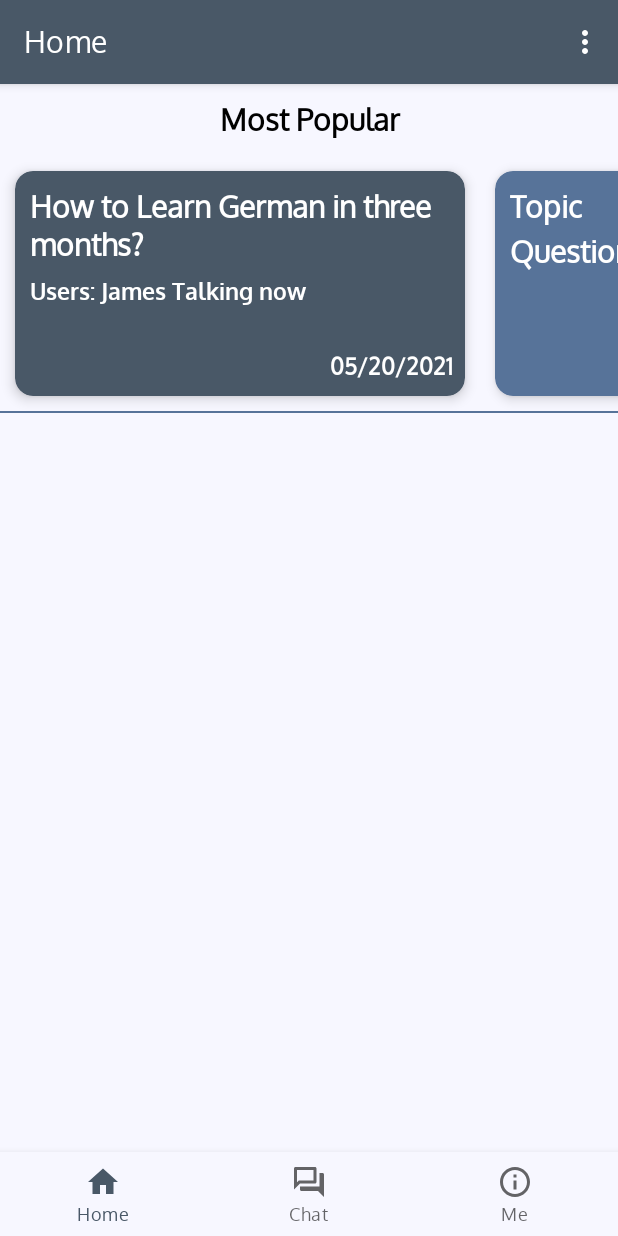
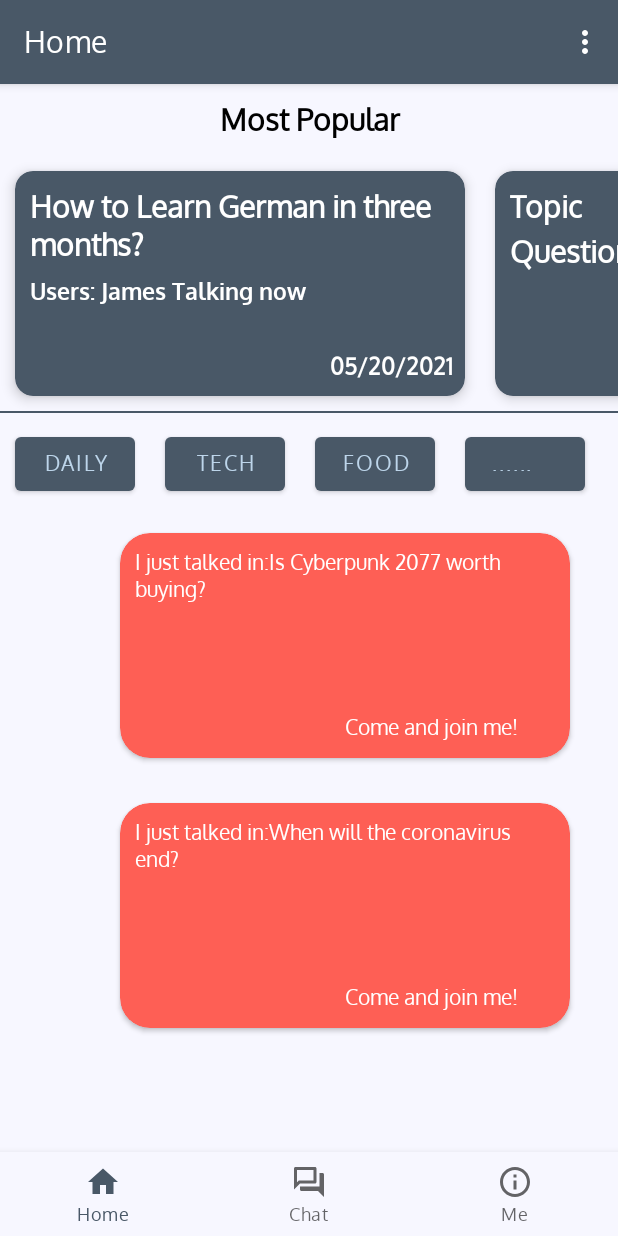
Before and after one commit to Wei-Parker-Guo/PocketMinds, an Android app: the screen it shows after launch (MainActivity), on a phone screen of 412 x 824 dp. Run offline under Robolectric (Android 15) with nearby library versions, the phone set to English and light mode, and no system bars; our stand-ins replace Firebase (no records; nobody signed in at launch, a user with empty details on screens opened directly), navigation-ui; libraries missing offline, so code that uses them is left out: com.firebase.ui; 1 statement that could not run was skipped.

Commit message:
added chat card in home page

```diff
--- a/PocketMinds/app/src/main/res/layout/fragment_home.xml
+++ b/PocketMinds/app/src/main/res/layout/fragment_home.xml
@@ -85,7 +85,7 @@
                     app:cardCornerRadius="12dp"
                     app:cardElevation="5dp"
                     android:layout_marginBottom="20dp"
-                    app:cardBackgroundColor="@color/blue_yonder"
+                    app:cardBackgroundColor="@color/black_coral"
                     android:layout_margin="10dp">
 
                     <TextView
@@ -118,7 +118,7 @@
                     app:cardCornerRadius="12dp"
                     app:cardElevation="5dp"
                     android:layout_marginBottom="20dp"
-                    app:cardBackgroundColor="@color/blue_yonder"
+                    app:cardBackgroundColor="@color/black_coral"
                     android:layout_margin="10dp">
 
                     <TextView
@@ -151,7 +151,7 @@
                     app:cardCornerRadius="12dp"
                     app:cardElevation="5dp"
                     android:layout_marginBottom="20dp"
-                    app:cardBackgroundColor="@color/blue_yonder"
+                    app:cardBackgroundColor="@color/black_coral"
                     android:layout_margin="10dp">
 
                     <TextView
@@ -184,9 +184,89 @@
         <View
             android:layout_width="match_parent"
             android:layout_height="1dp"
-            android:background="@color/blue_yonder">
+            android:background="@color/black_coral">
         </View>
+        <LinearLayout
+            android:layout_width="match_parent"
+            android:layout_height="80dp"
+            android:orientation="horizontal">
 
+            <Button
+                android:id="@+id/button2"
+                android:layout_width="80dp"
+                android:layout_height="wrap_content"
+                android:text="Daily"
+                android:layout_margin="10dp"/>
+            <Button
+                android:id="@+id/button3"
+                android:layout_width="80dp"
+                android:layout_height="wrap_content"
+                android:text="Tech"
+                android:layout_margin="10dp"/>
+            <Button
+                android:id="@+id/button4"
+                android:layout_width="80dp"
+                android:layout_height="wrap_content"
+                android:text="Food"
+                android:layout_margin="10dp"/>
+            <Button
+                android:id="@+id/button5"
+                android:layout_width="80dp"
+                android:layout_height="wrap_content"
+                android:text="......    "
+                android:layout_margin="10dp"/>
+
+
+
+        </LinearLayout>
+
+
+        <androidx.cardview.widget.CardView
+            android:layout_width="300dp"
+            android:layout_height="150dp"
+            android:layout_marginStart="80sp"
+            android:backgroundTint="@color/orange_red_crayola"
+            app:cardCornerRadius="20dp">
+            <TextView
+                android:layout_width="280dp"
+                android:layout_height="50sp"
+                android:text="I just talked in:Is Cyberpunk 2077 worth buying? "
+                android:textColor="@color/white"
+                android:layout_margin="10dp">
+            </TextView>
+            <TextView
+                android:layout_width="150dp"
+                android:layout_height="50sp"
+                android:text="Come and join me!"
+                android:textColor="@color/white"
+                android:layout_marginStart="150dp"
+                android:layout_marginTop="120dp">
+            </TextView>
+        </androidx.cardview.widget.CardView>
+
+        <androidx.cardview.widget.CardView
+            android:layout_width="300dp"
+            android:layout_height="150dp"
+            android:layout_marginStart="80sp"
+            android:backgroundTint="@color/orange_red_crayola"
+            app:cardCornerRadius="20dp"
+            android:layout_marginTop="30dp">
+            <TextView
+                android:layout_width="280dp"
+                android:layout_height="50sp"
+                android:text="I just talked in:When will the coronavirus end?"
+                android:textColor="@color/white"
+                android:layout_margin="10dp">
+            </TextView>
+            <TextView
+                android:layout_width="150dp"
+                android:layout_height="50sp"
+                android:text="Come and join me!"
+                android:textColor="@color/white"
+                android:layout_marginStart="150dp"
+                android:layout_marginTop="120dp">
+            </TextView>
+        </androidx.cardview.widget.CardView>
 
     </LinearLayout>
 </androidx.constraintlayout.widget.ConstraintLayout>
```
